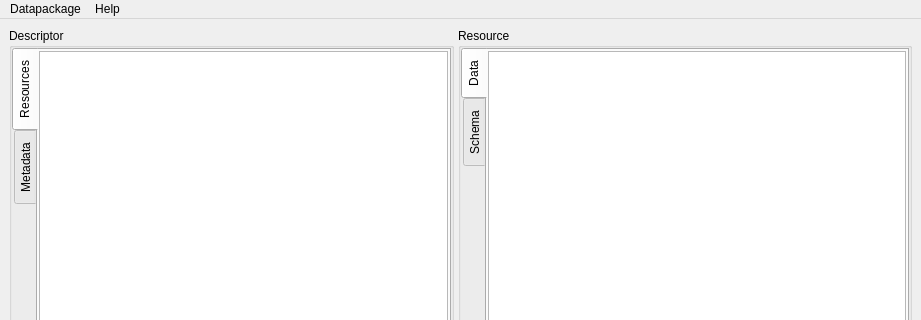
spine-tools/Spine-Toolbox, file spinetoolbox/ui/spine_datapackage_form.ui: the form before one commit; both pictures show x 0 to 921 and y 0 to 320 of the 921 by 939 pixel window.
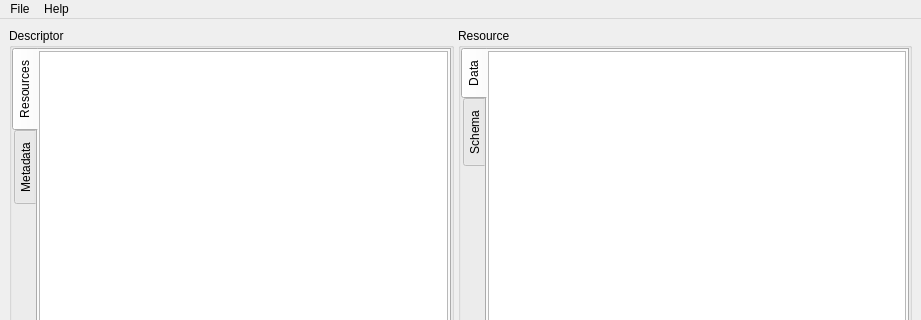
The form after the commit. The open tabs and pages were chosen to show the change. Icons and pictures are not drawn. Custom widgets are drawn as their Qt base class.

```diff
--- a/spinetoolbox/ui/spine_datapackage_form.ui
+++ b/spinetoolbox/ui/spine_datapackage_form.ui
@@ -330,7 +330,7 @@
    </property>
    <widget class="QMenu" name="menuFile">
     <property name="title">
-     <string>Datapackage</string>
+     <string>File</string>
     </property>
     <property name="toolTipsVisible">
      <bool>true</bool>
```
Left out of the diff: 7 changed lines with no effect on the pictures.
